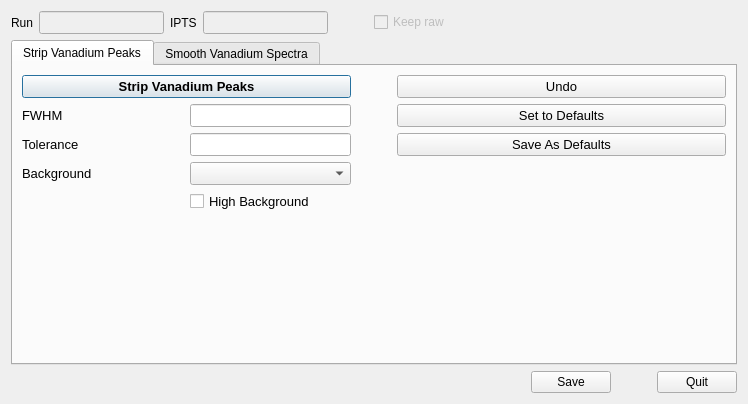
The window that src/interface/gui/ui_ProcessVanadiumDialog.ui (neutrons/PyVDrive) describes before a commit, drawn with Qt 5.
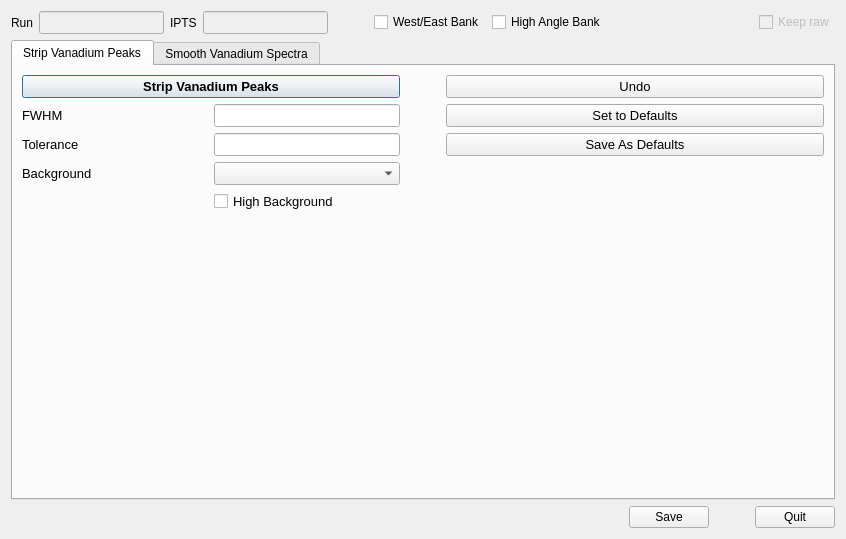
The same window after the commit.

Commit message: Refs #71. Checkpointing progress to strip vanadium peaks from data with different resolution.

```diff
--- a/src/interface/gui/ui_ProcessVanadiumDialog.ui
+++ b/src/interface/gui/ui_ProcessVanadiumDialog.ui
@@ -6,8 +6,8 @@
    <rect>
     <x>0</x>
     <y>0</y>
-    <width>748</width>
-    <height>404</height>
+    <width>846</width>
+    <height>539</height>
    </rect>
   </property>
   <property name="windowTitle">
@@ -82,6 +82,33 @@
        </property>
       </spacer>
      </item>
+     <item>
+      <widget class="QCheckBox" name="checkBox_90degBank">
+       <property name="text">
+        <string>West/East Bank</string>
+       </property>
+      </widget>
+     </item>
+     <item>
+      <widget class="QCheckBox" name="checkBox_highAngleBank">
+       <property name="text">
+        <string>High Angle Bank</string>
+       </property>
+      </widget>
+     </item>
+     <item>
+      <spacer name="horizontalSpacer_6">
+       <property name="orientation">
+        <enum>Qt::Horizontal</enum>
+       </property>
+       <property name="sizeHint" stdset="0">
+        <size>
+         <width>40</width>
+         <height>20</height>
+        </size>
+       </property>
+      </spacer>
+     </item>
      <item>
       <widget class="QCheckBox" name="checkBox_keepRaw">
        <property name="enabled">
@@ -92,19 +119,6 @@
        </property>
       </widget>
      </item>
-     <item>
-      <spacer name="horizontalSpacer_6">
-       <property name="orientation">
-        <enum>Qt::Horizontal</enum>
-       </property>
-       <property name="sizeHint" stdset="0">
-        <size>
-         <width>40</width>
-         <height>20</height>
-        </size>
-       </property>
-      </spacer>
-     </item>
     </layout>
    </item>
    <item>
```
The commit also changes 5 other files.
